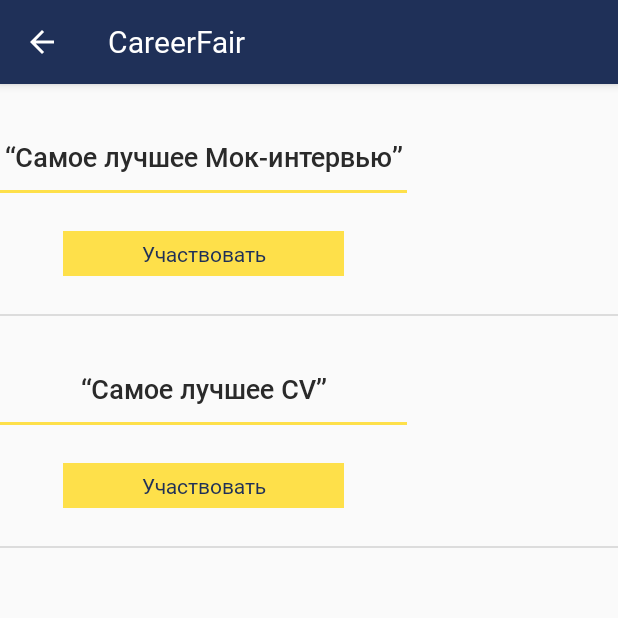
After one commit to Alybaev/CareerFair, an Android app: the ContestActivity screen opened directly, with no data from a screen before it, on a phone screen of 412 x 824 dp, the top half of it. The commit adds this screen. Run offline under Robolectric (Android 15) with nearby library versions, the phone set to English and light mode, and no system bars.

Commit message:
Try to do UI of Contest but item are not centered

```diff
--- a/app/src/main/AndroidManifest.xml
+++ b/app/src/main/AndroidManifest.xml
@@ -19,8 +19,11 @@
             </intent-filter>
         </activity>
         <activity android:name=".MainActivity" />
-        <activity android:name=".ui.MainMenuActivity.MainMenuActivity" android:theme="@style/NoActionBar" />
-        <activity android:name=".ui.SheduleActivity.SheduleActivity"></activity>
+        <activity
+            android:name=".ui.mainMenuActivity.MainMenuActivity"
+            android:theme="@style/NoActionBar" />
+        <activity android:name=".ui.sheduleActivity.SheduleActivity" />
+        <activity android:name=".ui.constestActivity.ContestActivity"></activity>
     </application>
 
 </manifest>
--- /dev/null
+++ b/app/src/main/java/kg/neobis/careerfair/ui/DividerItemDecoration.kt
@@ -0,0 +1,49 @@
+package kg.neobis.careerfair.ui
+import android.content.Context
+import android.support.v7.widget.RecyclerView
+import android.support.v4.content.ContextCompat
+import android.graphics.Canvas
+import android.graphics.drawable.Drawable
+class DividerItemDecoration : RecyclerView.ItemDecoration {
+
+    private var divider: Drawable? = null
+
+    /**
+     * Default divider will be used
+     */
+    constructor(context: Context) {
+        val styledAttributes = context.obtainStyledAttributes(ATTRS)
+        divider = styledAttributes.getDrawable(0)
+        styledAttributes.recycle()
+    }
+
+    /**
+     * Custom divider will be used
+     */
+    constructor(context: Context, resId: Int) {
+        divider = ContextCompat.getDrawable(context, resId)
+    }
+
+    override fun onDraw(c: Canvas, parent: RecyclerView, state: RecyclerView.State) {
+        val left = parent.paddingLeft
+        val right = parent.width - parent.paddingRight
+
+        val childCount = parent.childCount
+        for (i in 0 until childCount) {
+            val child = parent.getChildAt(i)
+
+            val params = child.layoutParams as RecyclerView.LayoutParams
+
+            val top = child.bottom + params.bottomMargin
+            val bottom = top + divider!!.intrinsicHeight
+
+            divider!!.setBounds(left, top, right, bottom)
+            divider!!.draw(c)
+        }
+    }
+
+    companion object {
+
+        private val ATTRS = intArrayOf(android.R.attr.listDivider)
+    }
+}
--- a/app/src/main/java/kg/neobis/careerfair/ui/LoginActivity.kt
+++ b/app/src/main/java/kg/neobis/careerfair/ui/LoginActivity.kt
@@ -3,9 +3,8 @@
 import android.content.Intent
 import android.os.Bundle
 import android.support.v7.app.AppCompatActivity
-import android.view.View
 import kg.neobis.careerfair.R
-import kg.neobis.careerfair.ui.MainMenuActivity.MainMenuActivity
+import kg.neobis.careerfair.ui.mainMenuActivity.MainMenuActivity
 import kotlinx.android.synthetic.main.activity_login.*
 
 class LoginActivity : AppCompatActivity(){
--- /dev/null
+++ b/app/src/main/java/kg/neobis/careerfair/ui/constestActivity/ContestActivity.kt
@@ -0,0 +1,41 @@
+package kg.neobis.careerfair.ui.constestActivity
+
+import android.os.Bundle
+import android.support.v7.widget.DividerItemDecoration
+import android.support.v7.widget.LinearLayoutManager
+import kg.neobis.careerfair.R
+import kg.neobis.careerfair.ui.BaseActivity
+import kotlinx.android.synthetic.main.activity_contest.*
+import kotlinx.android.synthetic.main.activity_main_menu.*
+import kotlinx.android.synthetic.main.activity_shedule.view.*
+
+class ContestActivity : BaseActivity(),ContestAdapter.Listener {
+
+    private var mAdapter: ContestAdapter? = null
+    override fun onCreate(savedInstanceState: Bundle?) {
+        super.onCreate(savedInstanceState)
+        setContentView(R.layout.activity_contest)
+        init()
+    }
+
+    private fun init(){
+      initAdapter()
+    }
+
+
+    private fun initAdapter() {
+
+        var namesOfContests = resources.getStringArray(R.array.name_contests)
+        mAdapter = ContestAdapter(this, namesOfContests!!)
+
+
+        var layoutManager = LinearLayoutManager(this)
+        RecycleViewContest.layoutManager = layoutManager
+        RecycleViewContest.addItemDecoration(DividerItemDecoration(this,layoutManager.orientation))
+        RecycleViewContest.adapter = mAdapter
+
+    }
+    override fun onItemSelectedAt(position: Int) {
+
+    }
+}
--- /dev/null
+++ b/app/src/main/java/kg/neobis/careerfair/ui/constestActivity/ContestAdapter.kt
@@ -0,0 +1,34 @@
+package kg.neobis.careerfair.ui.constestActivity
+
+import android.support.v7.widget.RecyclerView
+import android.view.LayoutInflater
+import android.view.ViewGroup
+import android.view.View
+import kg.neobis.careerfair.R
+import kotlinx.android.synthetic.main.item_contest.view.*
+
+class ContestAdapter(var listener: Listener, var namesOfContest: Array<String>) : RecyclerView.Adapter<ContestAdapter.MViewHolder>() {
+
+    override fun onCreateViewHolder(parent: ViewGroup, viewType: Int): MViewHolder {
+        return MViewHolder(LayoutInflater.from(parent.context).inflate(R.layout.item_contest, null, false))
+    }
+
+    override fun getItemCount(): Int {
+        return namesOfContest.size
+    }
+
+    override fun onBindViewHolder(holder: MViewHolder, position: Int) {
+        holder.titleOfContest.text = namesOfContest[position]
+
+    }
+
+    inner class MViewHolder(view: View) : RecyclerView.ViewHolder(view) {
+        var titleOfContest = view.title_of_contest
+    }
+
+    interface Listener {
+        fun onItemSelectedAt(position: Int)
+    }
+
+
+}
--- a/app/src/main/java/kg/neobis/careerfair/ui/MainMenuActivity/MainMenuActivity.kt
+++ b/app/src/main/java/kg/neobis/careerfair/ui/mainMenuActivity/MainMenuActivity.kt
@@ -1,13 +1,15 @@
-package kg.neobis.careerfair.ui.MainMenuActivity
+package kg.neobis.careerfair.ui.mainMenuActivity
 
 import android.content.Intent
 import android.os.Build
 import android.os.Bundle
 import android.support.v7.app.AppCompatActivity
+import android.support.v7.widget.DividerItemDecoration
 import android.text.Html
 import android.text.Spanned
 import kg.neobis.careerfair.R
-import kg.neobis.careerfair.ui.SheduleActivity.SheduleActivity
+import kg.neobis.careerfair.ui.constestActivity.ContestActivity
+import kg.neobis.careerfair.ui.sheduleActivity.SheduleActivity
 import kotlinx.android.synthetic.main.activity_main_menu.*
 
 
@@ -39,19 +41,20 @@
         initAdapter()
     }
 
-    private fun initAdapter() {
+        private fun initAdapter() {
 
-        namesOfCategories = resources.getStringArray(R.array.categories_name)
-        mAdapter = MainMenuAdapter(this, namesOfCategories!!)
-        recycleViewOfCategories.adapter = mAdapter
+            namesOfCategories = resources.getStringArray(R.array.categories_name)
+            mAdapter = MainMenuAdapter(this, namesOfCategories!!)
+            recycleViewOfCategories.adapter = mAdapter
 
-    }
+
+        }
 
     override fun onItemSelectedAt(position: Int) {
-        val intent = Intent(this, SheduleActivity::class.java)
+        var intent = Intent(this, SheduleActivity::class.java)
+        when (position) {
+            3 -> intent = Intent(this, ContestActivity::class.java)
+        }
         startActivity(intent)
-//        when (position) {
-//            3 ->
-//        }
     }
 }
--- a/app/src/main/java/kg/neobis/careerfair/ui/SheduleActivity/SheduleActivity.kt
+++ b/app/src/main/java/kg/neobis/careerfair/ui/sheduleActivity/SheduleActivity.kt
@@ -1,4 +1,4 @@
-package kg.neobis.careerfair.ui.SheduleActivity
+package kg.neobis.careerfair.ui.sheduleActivity
 
 import android.os.Bundle
 import kg.neobis.careerfair.R
--- /dev/null
+++ b/app/src/main/res/drawable/yellow_horizontal_line.xml
@@ -0,0 +1,24 @@
+<?xml version="1.0" encoding="utf-8"?>
+<vector
+    xmlns:android="http://schemas.android.com/apk/res/android"
+    xmlns:aapt="http://schemas.android.com/aapt"
+    android:width="271dp"
+    android:height="2dp"
+    android:viewportWidth="271"
+    android:viewportHeight="2"
+    >
+
+    <group>
+
+        <clip-path
+            android:pathData="M0 0H271V2H0V0Z"
+            />
+
+        <path
+            android:pathData="M0 0V2H271V0"
+            android:fillColor="#FEE04A"
+            />
+
+    </group>
+
+</vector>
--- /dev/null
+++ b/app/src/main/res/layout/activity_contest.xml
@@ -0,0 +1,16 @@
+<?xml version="1.0" encoding="utf-8"?>
+<LinearLayout xmlns:android="http://schemas.android.com/apk/res/android"
+    xmlns:tools="http://schemas.android.com/tools"
+    android:orientation="vertical"
+    android:layout_width="match_parent"
+
+    android:layout_height="match_parent"
+    tools:context=".ui.constestActivity.ContestActivity">
+    <android.support.v7.widget.RecyclerView
+
+        android:id="@+id/RecycleViewContest"
+        android:layout_width="match_parent"
+        android:layout_height="match_parent"
+        tools:listitem = "@layout/item_contest"/>
+
+</LinearLayout>
--- a/app/src/main/res/layout/activity_main_menu.xml
+++ b/app/src/main/res/layout/activity_main_menu.xml
@@ -4,7 +4,7 @@
     xmlns:tools="http://schemas.android.com/tools"
     android:layout_width="match_parent"
     android:layout_height="match_parent"
-    tools:context=".ui.MainMenuActivity.MainMenuActivity"
+    tools:context=".ui.mainMenuActivity.MainMenuActivity"
     android:orientation="vertical">
     <TextView
         android:id="@+id/some_id"
--- a/app/src/main/res/layout/activity_shedule.xml
+++ b/app/src/main/res/layout/activity_shedule.xml
@@ -5,7 +5,7 @@
     android:orientation="vertical"
     android:layout_width="match_parent"
     android:layout_height="match_parent"
-    tools:context=".ui.SheduleActivity.SheduleActivity"
+    tools:context=".ui.sheduleActivity.SheduleActivity"
     android:layout_marginStart="15dp"
     android:layout_marginEnd="15dp"
     android:layout_marginTop="10dp">
--- /dev/null
+++ b/app/src/main/res/layout/item_contest.xml
@@ -0,0 +1,29 @@
+<?xml version="1.0" encoding="utf-8"?>
+<LinearLayout xmlns:android="http://schemas.android.com/apk/res/android"
+    android:orientation="vertical"
+    android:layout_width="match_parent"
+    android:layout_height="wrap_content"
+    android:layout_gravity="center"
+    xmlns:tools="http://schemas.android.com/tools">
+    <TextView
+        android:id="@+id/title_of_contest"
+        android:layout_width="match_parent"
+        android:layout_height="wrap_content"
+        android:gravity="center_horizontal"
+        android:layout_marginTop="36dp"
+        tools:text = "&quot;Самое лучшее Мок-интервью&quot;"
+        style="@style/ContestTitleStyle"/>
+    <ImageView
+        android:layout_marginTop="10dp"
+        android:layout_gravity="center_horizontal"
+        android:layout_width="wrap_content"
+        android:layout_height="wrap_content"
+        android:src="@drawable/yellow_horizontal_line"/>
+
+    <Button
+        style="@style/ButtonYellowStyle"
+        android:layout_marginTop="25dp"
+        android:text="@string/take_part_in_contest"
+        android:layout_marginBottom="25dp"/>
+
+</LinearLayout>
--- a/app/src/main/res/values/strings.xml
+++ b/app/src/main/res/values/strings.xml
@@ -29,4 +29,10 @@
     </string-array>
     <!--baseActivity-->
     <string name="loading">Loading</string>
+    <!--contestActivity-->
+    <string-array name="name_contests">
+        <item>“Самое лучшее Мок-интервью”</item>
+        <item>“Самое лучшее CV”</item>
+    </string-array>
+    <string name="take_part_in_contest">Участвовать</string>
 </resources>
--- a/app/src/main/res/values/styles.xml
+++ b/app/src/main/res/values/styles.xml
@@ -41,11 +41,12 @@
         <item name="android:textColor">#FEE04A</item>
 
     </style>
+
     <style name="FillRegistrationStyle">
-        <item name= "android:layout_width">match_parent</item>
-        <item name= "android:layout_height">wrap_content</item>
-        <item name= "android:layout_marginTop">16sp</item>
-        <item name= "android:textSize">16sp</item>
+        <item name="android:layout_width">match_parent</item>
+        <item name="android:layout_height">wrap_content</item>
+        <item name="android:layout_marginTop">16sp</item>
+        <item name="android:textSize">16sp</item>
 
     </style>
 
@@ -62,8 +63,19 @@
         <item name="android:textColor">@color/colorPrimary</item>
     </style>
 
+    <style name="ContestTitleStyle">
+        <item name="android:textSize">18sp</item>
 
+        <item name="android:textColor">#2A2A2A</item>
+        <item name="android:fontFamily">@font/roboto_medium</item>
+    </style>
 
-
-
+    <style name="ButtonYellowStyle">
+        <item name="android:layout_gravity">center_horizontal</item>
+        <item name="android:layout_width">187dp</item>
+        <item name="android:layout_height">30dp</item>
+        <item name="android:textSize">14sp</item>
+        <item name="android:textColor">#1F3058</item>
+        <item name="android:background">@color/colorAccent</item>
+    </style>
 </resources>
```
Also changed, not shown: app/src/main/java/kg/neobis/careerfair/ui/mainMenuActivity/MainMenuAdapter.kt (renamed from app/src/main/java/kg/neobis/careerfair/ui/MainMenuActivity/MainMenuAdapter.kt, +1 -14 lines).
